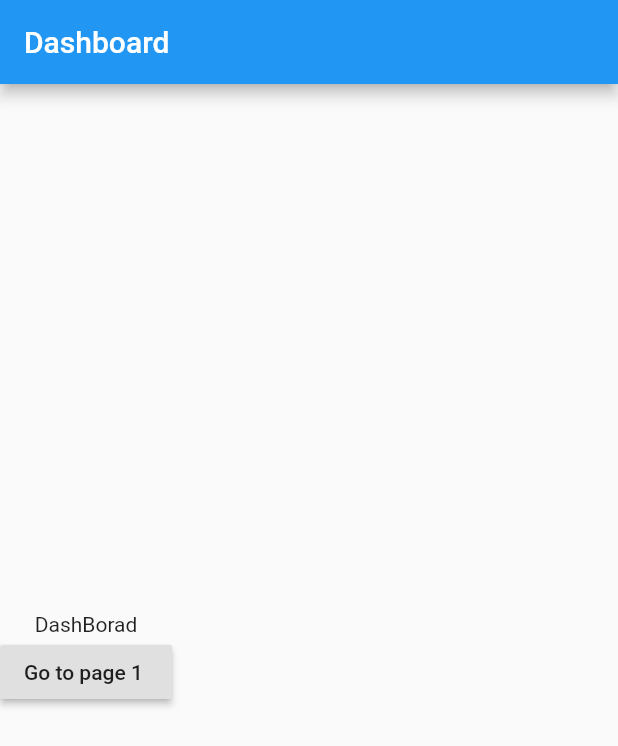
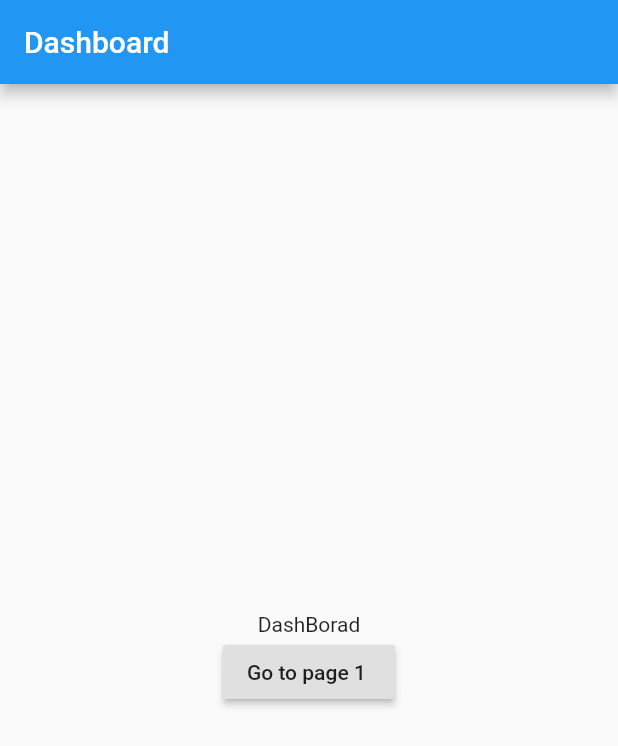
Before and after one commit to Fahamin/flutter_app, a Flutter app: the screen it shows after launch, on a phone screen of 412 x 824 dp. Shown: the top 746 px of the screen. Run offline on Flutter 3.47's test engine with Material 2 defaults, Android fonts, the phone set to English and light mode, and no system bars.

Commit message:
data pas mulltiple page ui check

```diff
--- a/lib/main.dart
+++ b/lib/main.dart
@@ -22,7 +22,8 @@ class _DashboardState extends State<Dashboard> {
       appBar: AppBar(
         title: Text("Dashboard"),
       ),
-      body: Column(
+      body: Center(
+        child: Column(
         mainAxisAlignment: MainAxisAlignment.center,
         children: [
 
@@ -37,6 +38,6 @@ class _DashboardState extends State<Dashboard> {
               })
         ],
       ),
-    );
+    ));
   }
 }
--- a/lib/page2.dart
+++ b/lib/page2.dart
@@ -23,7 +23,8 @@ class _PageTwoState extends State<PageTwo> {
       appBar: AppBar(
         title: Text("PageTwo"),
       ),
-      body: Column(
+      body: Center(
+      child: Column(
 
         crossAxisAlignment: CrossAxisAlignment.center,
         mainAxisAlignment: MainAxisAlignment.center,
@@ -39,6 +40,6 @@ class _PageTwoState extends State<PageTwo> {
               })
         ],
       ),
-    );
+    ));
   }
 }
```
